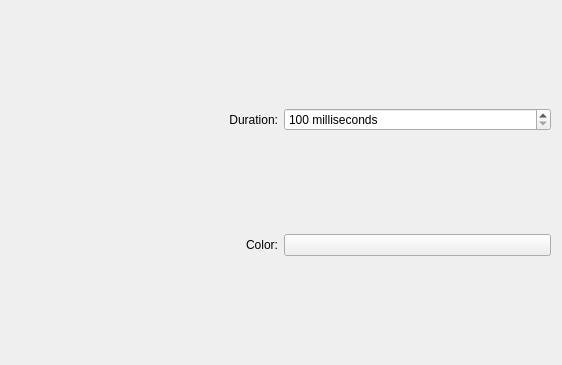
This is kwin/portal/config.ui in Schneegans/Burn-My-Windows as Qt 5 draws it before an edit. The edited form follows.
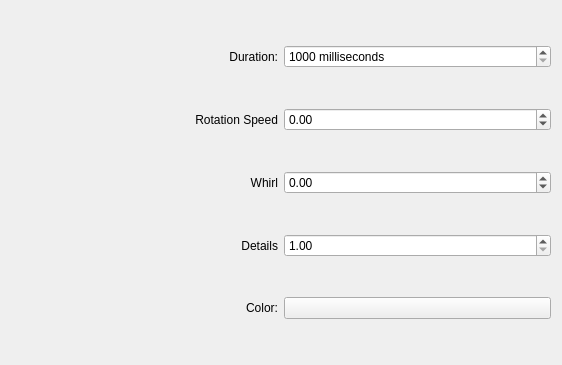
This is the edited form. Custom widgets are drawn as their Qt base class.

Commit message: :beetle: Fix KWin portal effect config UI

Diff of the .ui file:
```diff
--- a/kwin/portal/config.ui
+++ b/kwin/portal/config.ui
@@ -17,17 +17,7 @@
             </rect>
         </property>
         <layout class="QGridLayout" name="gridLayout">
-            <item row="0" column="0">
-                <widget class="QLabel" name="label">
-                    <property name="text">
-                        <string>Duration:</string>
-                    </property>
-                    <property name="alignment">
-                        <set>Qt::AlignRight|Qt::AlignTrailing|Qt::AlignVCenter</set>
-                    </property>
-                </widget>
-            </item>
-            <item row="1" column="0">
+   <item row="4" column="0">
                 <widget class="QLabel" name="label_2">
                     <property name="text">
                         <string>Color:</string>
@@ -40,10 +30,23 @@
                     </property>
                 </widget>
             </item>
-            <item row="1" column="1">
-                <widget class="KColorButton" name="kcfg_Color">
-                    <property name="alphaChannelEnabled">
-                        <bool>true</bool>
+   <item row="0" column="0">
+    <widget class="QLabel" name="label">
+     <property name="text">
+      <string>Duration:</string>
+     </property>
+     <property name="alignment">
+      <set>Qt::AlignRight|Qt::AlignTrailing|Qt::AlignVCenter</set>
+     </property>
+    </widget>
+   </item>
+   <item row="1" column="0">
+    <widget class="QLabel" name="label_3">
+     <property name="text">
+      <string>Rotation Speed</string>
+     </property>
+     <property name="alignment">
+      <set>Qt::AlignRight|Qt::AlignTrailing|Qt::AlignVCenter</set>
                     </property>
                 </widget>
             </item>
@@ -53,16 +56,85 @@
                         <string> milliseconds</string>
                     </property>
                     <property name="minimum">
-                        <number>100</number>
+      <number>1000</number>
                     </property>
                     <property name="maximum">
-                        <number>9999</number>
+      <number>5000</number>
                     </property>
                     <property name="singleStep">
                         <number>100</number>
                     </property>
                 </widget>
             </item>
+   <item row="4" column="1">
+    <widget class="KColorButton" name="kcfg_Color">
+     <property name="alphaChannelEnabled" stdset="0">
+      <bool>true</bool>
+     </property>
+    </widget>
+   </item>
+   <item row="2" column="0">
+    <widget class="QLabel" name="label_4">
+     <property name="text">
+      <string>Whirl</string>
+     </property>
+     <property name="alignment">
+      <set>Qt::AlignRight|Qt::AlignTrailing|Qt::AlignVCenter</set>
+     </property>
+    </widget>
+   </item>
+   <item row="3" column="0">
+    <widget class="QLabel" name="label_5">
+     <property name="text">
+      <string>Details</string>
+     </property>
+     <property name="alignment">
+      <set>Qt::AlignRight|Qt::AlignTrailing|Qt::AlignVCenter</set>
+     </property>
+    </widget>
+   </item>
+   <item row="3" column="1">
+    <widget class="QDoubleSpinBox" name="kcfg_Details">
+     <property name="minimum">
+      <double>1.000000000000000</double>
+     </property>
+     <property name="maximum">
+      <double>100.000000000000000</double>
+     </property>
+    </widget>
+   </item>
+   <item row="2" column="1">
+    <widget class="QDoubleSpinBox" name="kcfg_Whirl">
+     <property name="minimum">
+      <double>-2.000000000000000</double>
+     </property>
+     <property name="maximum">
+      <double>2.000000000000000</double>
+     </property>
+     <property name="singleStep">
+      <double>0.100000000000000</double>
+     </property>
+     <property name="stepType">
+      <enum>QAbstractSpinBox::AdaptiveDecimalStepType</enum>
+     </property>
+    </widget>
+   </item>
+   <item row="1" column="1">
+    <widget class="QDoubleSpinBox" name="kcfg_RotationSpeed">
+     <property name="minimum">
+      <double>-2.000000000000000</double>
+     </property>
+     <property name="maximum">
+      <double>2.000000000000000</double>
+     </property>
+     <property name="singleStep">
+      <double>0.100000000000000</double>
+     </property>
+     <property name="stepType">
+      <enum>QAbstractSpinBox::AdaptiveDecimalStepType</enum>
+     </property>
+    </widget>
+   </item>
         </layout>
     </widget>
     <customwidgets>
```
Left out of the diff: 10 changed lines with no effect on the pictures. Lines whose indentation alone changed are shown as unchanged. The commit also changes 1 other file.
